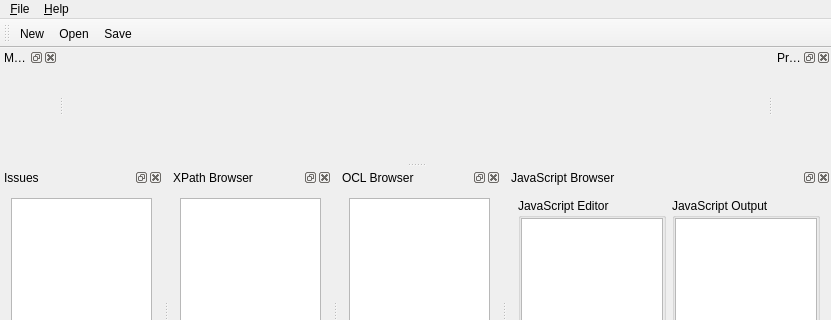
qt/qtmodeling, file examples/uml/duse-mt/mainwindow.ui: the form before one commit; both pictures show x 0 to 831 and y 0 to 320 of the 831 by 474 pixel window.
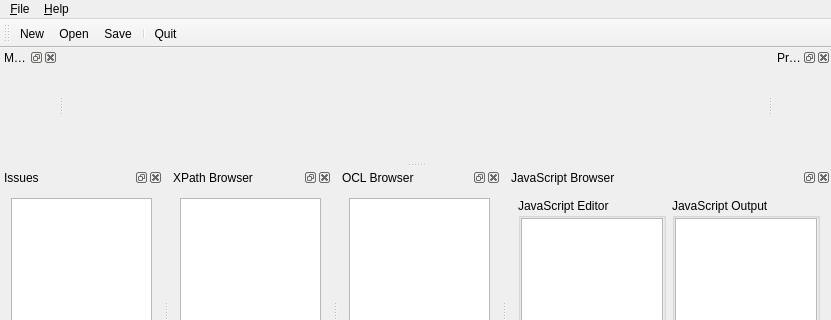
The form after the commit. Icons and pictures are not drawn. Custom widgets are drawn as their Qt base class.

Patch:
```diff
--- a/examples/uml/duse-mt/mainwindow.ui
+++ b/examples/uml/duse-mt/mainwindow.ui
@@ -56,6 +56,8 @@
    <addaction name="actionFileNew"/>
    <addaction name="actionFileOpen"/>
    <addaction name="actionFileSave"/>
+   <addaction name="separator"/>
+   <addaction name="actionFileQuit"/>
   </widget>
   <widget class="QStatusBar" name="statusBar"/>
   <widget class="QDockWidget" name="dckInspector">
```
